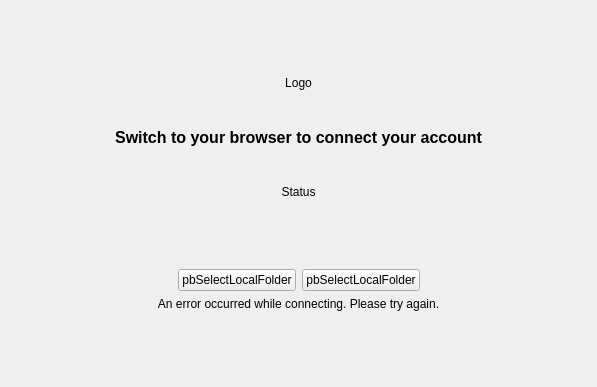
The window that src/gui/wizard/flow2authwidget.ui (nextmcloud/desktop) describes before a commit, drawn with Qt 5.
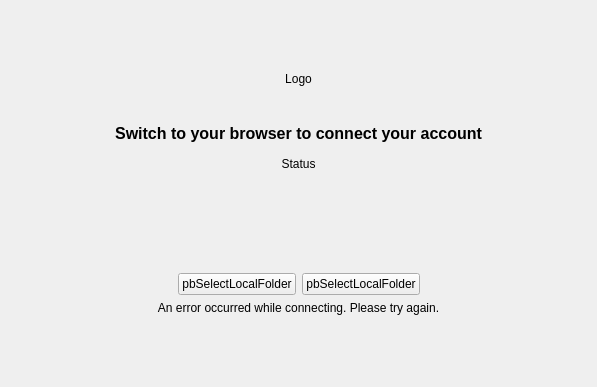
The same window after the commit.

Diff of the .ui file:
```diff
--- a/src/gui/wizard/flow2authwidget.ui
+++ b/src/gui/wizard/flow2authwidget.ui
@@ -93,10 +93,13 @@
        <property name="orientation">
         <enum>Qt::Vertical</enum>
        </property>
+       <property name="sizeType">
+        <enum>QSizePolicy::Expanding</enum>
+       </property>
        <property name="sizeHint" stdset="0">
         <size>
          <width>20</width>
-         <height>32</height>
+         <height>8</height>
         </size>
        </property>
       </spacer>
@@ -114,6 +117,22 @@
        </property>
       </widget>
      </item>
+     <item>
+      <spacer name="verticalSpacer_2">
+       <property name="orientation">
+        <enum>Qt::Vertical</enum>
+       </property>
+       <property name="sizeHint" stdset="0">
+        <size>
+         <width>20</width>
+         <height>32</height>
+        </size>
+       </property>
+      </spacer>
+     </item>
+     <item>
+      <layout class="QHBoxLayout" name="progressLayout"/>
+     </item>
      <item>
       <spacer name="verticalSpacer_5">
        <property name="orientation">
```
Left out of the diff: 3 changed lines with no effect on the pictures.
